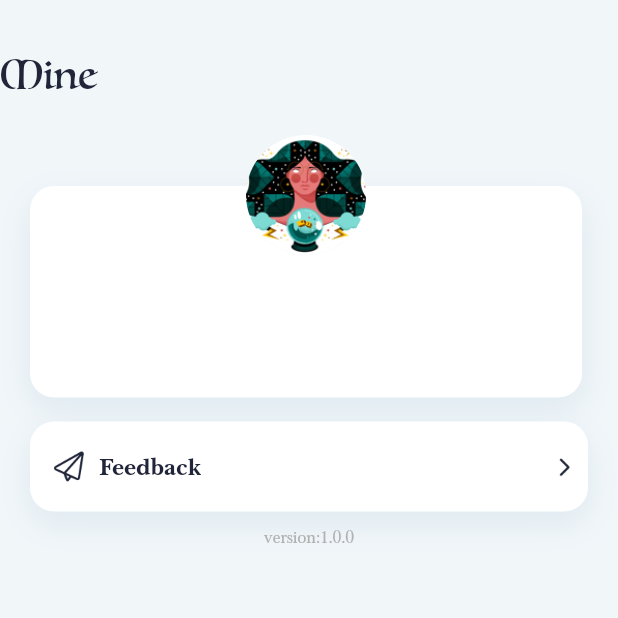
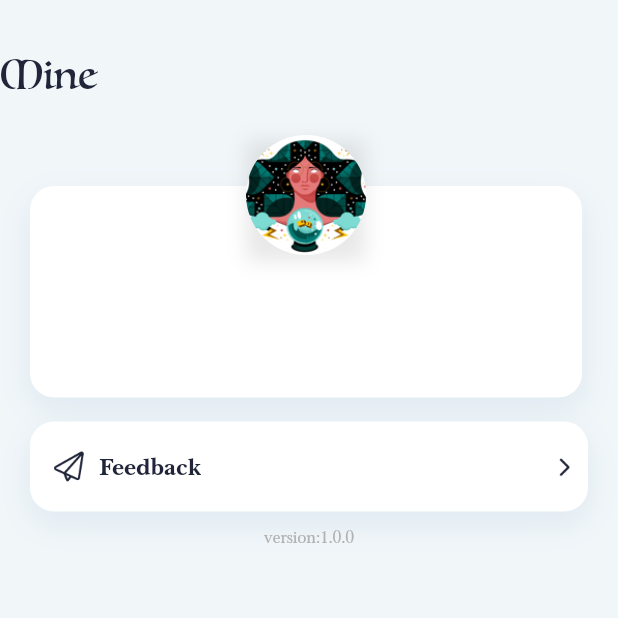
Before and after one commit to FateWuLov/lightlightgo, a Flutter app: the screen it shows after launch, item 3 of the bottom bar chosen, on a phone screen of 412 x 824 dp, the top half of it. Run offline on Flutter 3.47's test engine with Material 2 defaults, Android fonts, the phone set to English and light mode, and no system bars; drawn by our look-alikes of pull_to_refresh; our stand-ins replace auto_size_text, bot_toast, cached_network_image, dio, event_bus, get and 4 more; missing offline and left inert: devicelocale, encrypt; accounts and stored records are empty; network calls fail.

Commit message:
头像框类封装修改

```diff
--- a/lib/common/styles.dart
+++ b/lib/common/styles.dart
@@ -10,6 +10,7 @@ class GlobalColors {
   static const Color buttonBg = Color.fromRGBO(77, 126, 150, 1);
 
   static const Color shadowColor = Color.fromRGBO(222, 233, 240, 1);
+  static const Color avatarShadow = Color.fromRGBO(111, 111, 111, 0.16);
 
   static const Color clearSeen = Color.fromRGBO(33, 37, 57, 1);
   static const Color separator = Color.fromRGBO(29, 31, 33, 1);
--- a/lib/pages/me/view.dart
+++ b/lib/pages/me/view.dart
@@ -173,7 +173,7 @@ class MePage extends StatelessWidget {
                 width: getProportionateScreenWidth(335),
                 alignment: Alignment.center,
                 child: Obx(() {
-                  return RoundAvatar(
+                  return AvatarView(
                     80,
                     state.userInfo.value.avatar,
                   );
@@ -259,7 +259,7 @@ class MePage extends StatelessWidget {
                 width: getProportionateScreenWidth(335),
                 alignment: Alignment.center,
                 child: Obx(() {
-                  return RoundAvatar(
+                  return AvatarView(
                     80,
                     state.userInfo.value.avatar,
                   );
--- a/lib/pages/order_detail/view.dart
+++ b/lib/pages/order_detail/view.dart
@@ -54,7 +54,7 @@ class OrderDetailPage extends StatelessWidget {
       onTap: logic.onClickStar,
       child: Row(
         children: [
-          RoundAvatar(32, state.starInfo.avatar),
+          AvatarView(32, state.starInfo.avatar, hasShadow: false,),
           SizedBox(width: 6),
           Expanded(
               child: Text(
--- a/lib/pages/user_profile/view.dart
+++ b/lib/pages/user_profile/view.dart
@@ -112,7 +112,7 @@ class _UserProfilePageState extends State<UserProfilePage> {
             child: Container(
               width: getProportionateScreenWidth(335),
               alignment: Alignment.center,
-              child: RoundAvatar(
+              child: AvatarView(
                 80,
                 state.userInfo.avatar,
               ),
--- a/lib/widgets/orderCell.dart
+++ b/lib/widgets/orderCell.dart
@@ -120,7 +120,7 @@ class OrderCell extends StatelessWidget {
                     Row(
                       mainAxisAlignment: MainAxisAlignment.start,
                       children: [
-                        RoundAvatar(60, order.starInfo.avatar),
+                        AvatarView(60, order.starInfo.avatar),
                         SizedBox(width: 7,),
                         Container(
                           margin: EdgeInsets.only(top: 15),
--- a/lib/widgets/roundAvatar.dart
+++ b/lib/widgets/roundAvatar.dart
@@ -3,27 +3,65 @@ import 'package:flutter/material.dart';
 import 'package:lifeaste/common/images.dart';
 import 'package:lifeaste/common/styles.dart';
 
-class RoundAvatar extends StatelessWidget {
+enum AvatarViewShape {
+  round,
+  square
+}
+
+class AvatarView extends StatelessWidget {
   final double height;
   final String? url;
-  RoundAvatar(this.height, this.url);
+  final AvatarViewShape shape;
+  final bool hasShadow;
+  final double borderRadius;
+  AvatarView(this.height, this.url ,{
+    this.shape = AvatarViewShape.round,
+    this.hasShadow = true,
+    this.borderRadius = 10
+  });
 
   @override
   Widget build(BuildContext context) {
-    return Container(
-        height: height,
-        child: ClipRRect(
-          borderRadius:BorderRadius.circular(height/2.0),
-          child: Container(
+    if (shape == AvatarViewShape.square) {
+      return Container(
+          height: height,
+          width: height,
+          decoration: BoxDecoration(
+              borderRadius: BorderRadius.circular(borderRadius),
+              border: Border.all(color: GlobalColors.darkThemeText, width: 2),
+              boxShadow: [
+                BoxShadow(color: GlobalColors.avatarShadow, blurRadius: 10, offset: Offset(0, 4))
+              ]
+          ),
+          child: ClipRRect(
+            borderRadius: BorderRadius.circular(borderRadius),
+            child: buildContent(),
+          )
+      );
+    }
+    else {
+      if (hasShadow) {
+        return Container(
+            height: height,
             decoration: BoxDecoration(
-              boxShadow: [
-                BoxShadow(color: GlobalColors.shadowColor, blurRadius: 18, offset: Offset(0, 8), spreadRadius: 0)
-              ]
+                boxShadow: [
+                  BoxShadow(color: GlobalColors.avatarShadow, blurRadius: 10, offset: Offset(0, 4))
+                ]
             ),
+            child: ClipRRect(
+              borderRadius:BorderRadius.circular(height/2.0),
+              child: buildContent(),
+            )
+        );
+      }
+      return Container(
+          height: height,
+          child: ClipRRect(
+            borderRadius:BorderRadius.circular(height/2.0),
             child: buildContent(),
-          ),
-        )
-    );
+          )
+      );
+    }
   }
 
   Widget buildContent() {
--- a/lib/widgets/starCard.dart
+++ b/lib/widgets/starCard.dart
@@ -35,7 +35,7 @@ class StarCard extends StatelessWidget {
             Row(
               children: [
                 SizedBox(width: 12,),
-                RoundAvatar(60, star.avatar),
+                AvatarView(60, star.avatar, shape: AvatarViewShape.square,),
                 SizedBox(width: 8,),
                 Column(
                   crossAxisAlignment: CrossAxisAlignment.start,
```
